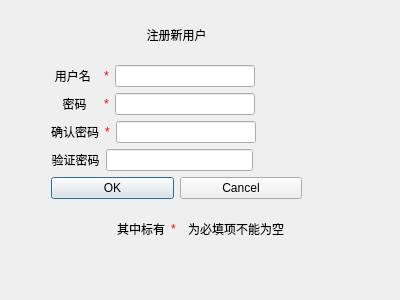
Huangruopeng/LearningForum-Cpp, file LearningForumCode/RegistAdmin.ui: the form before one commit.
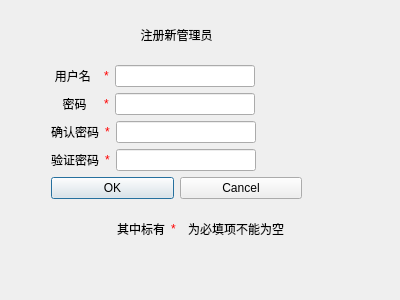
The form after the commit.

```diff
--- a/LearningForumCode/RegistAdmin.ui
+++ b/LearningForumCode/RegistAdmin.ui
@@ -13,7 +13,7 @@
   <property name="windowTitle">
    <string>Dialog</string>
   </property>
-  <widget class="QWidget" name="">
+  <widget class="QWidget" name="layoutWidget">
    <property name="geometry">
     <rect>
      <x>51</x>
@@ -29,7 +29,7 @@
        <string notr="true">font: 18pt &quot;华文琥珀&quot;;</string>
       </property>
       <property name="text">
-       <string>注册新用户</string>
+       <string>注册新管理员</string>
       </property>
       <property name="textFormat">
        <enum>Qt::PlainText</enum>
@@ -185,7 +185,7 @@
      </layout>
     </item>
     <item>
-     <layout class="QHBoxLayout" name="horizontalLayout_5" stretch="2,6,2">
+     <layout class="QHBoxLayout" name="horizontalLayout_5" stretch="2,0,6,2">
       <item>
        <widget class="QLabel" name="label_6">
         <property name="sizePolicy">
@@ -202,6 +202,16 @@
         </property>
        </widget>
       </item>
+      <item>
+       <widget class="QLabel" name="label_13">
+        <property name="styleSheet">
+         <string notr="true">color: rgb(255, 0, 0);</string>
+        </property>
+        <property name="text">
+         <string>*</string>
+        </property>
+       </widget>
+      </item>
       <item>
        <widget class="QLineEdit" name="confirm_password_LE_3"/>
       </item>
```
